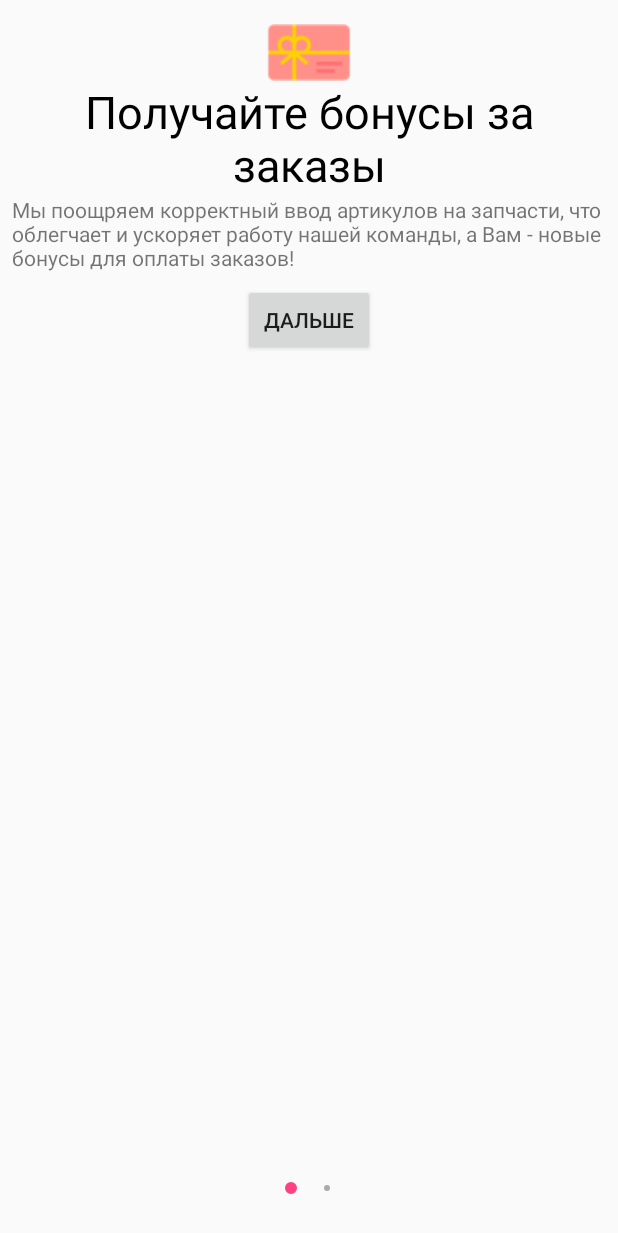
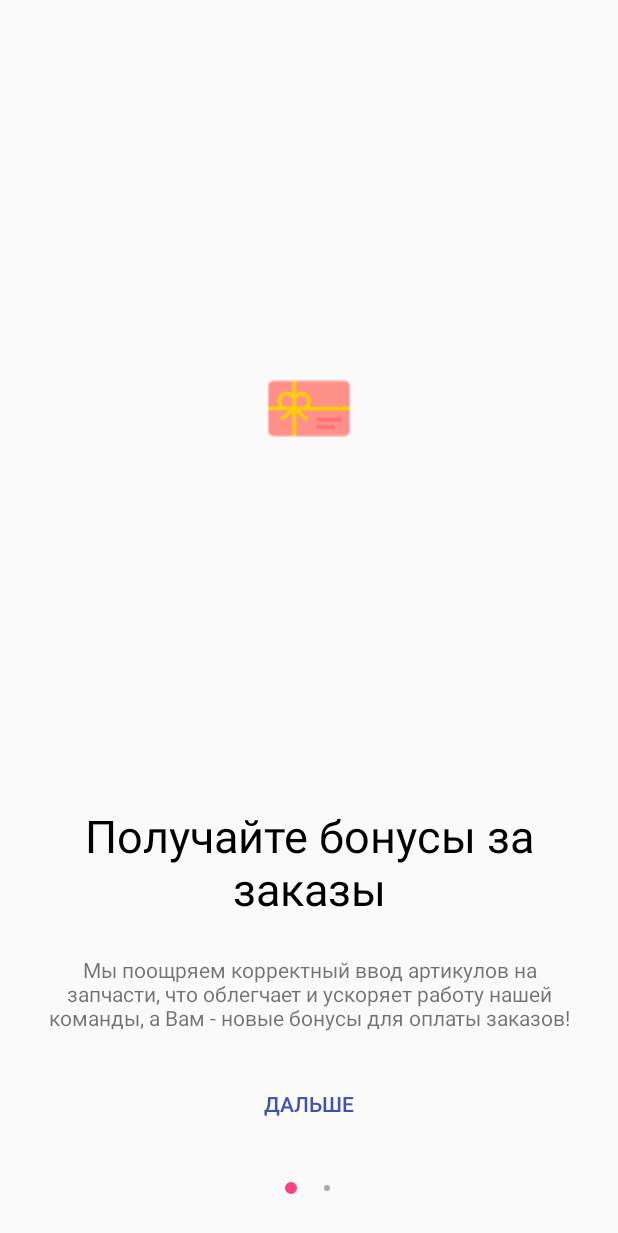
Before and after one commit to whitejoker87/EasyCar, an Android app: the screen it shows after launch (MainActivity), on a phone screen of 412 x 824 dp. Shown: the top 1233 px of the screen. Run offline under Robolectric (Android 15) with nearby library versions, the phone set to English and light mode, and no system bars; our stand-ins replace ButterKnife.

Commit message:
Экран обучения. Настройка кнопки.Все остальное готово.

```diff
--- a/app/src/main/java/ru/orehovai/easycar/ui/MainActivity.java
+++ b/app/src/main/java/ru/orehovai/easycar/ui/MainActivity.java
@@ -1,6 +1,7 @@
 package ru.orehovai.easycar.ui;
 
 import android.arch.lifecycle.ViewModelProviders;
+import android.content.SharedPreferences;
 import android.support.v4.app.Fragment;
 import android.support.v4.app.FragmentTransaction;
 import android.support.v7.app.AppCompatActivity;
@@ -16,6 +17,12 @@ import ru.orehovai.easycar.viewmodel.TrainingViewModel;
 public class MainActivity extends AppCompatActivity {
 
     TrainingViewModel model;
+    TrainingFragment trainingFragment;
+    LoginFragment loginFragment;
+
+    private boolean isFirstLaunch;
+    private SharedPreferences sPref;
+    private static final String FIRST_LAUNCH_FLAG = "firstLaunch";
 
     @Override
     protected void onCreate(Bundle savedInstanceState) {
@@ -34,7 +41,7 @@ public class MainActivity extends AppCompatActivity {
         slides.add(firstSlide);
 
         TrainingSlide secondSlide = new TrainingSlide();
-        secondSlide.setIvTrainingID(R.drawable.giftcard);
+        secondSlide.setIvTrainingID(R.drawable.people);
         secondSlide.setTvTitleTraining("Делитесь с друзьями");
         secondSlide.setTvDescrTraining("Ваш знакомый или друг пользуется этим приложением? " +
                 "спроситеу него промокод, " +
@@ -48,14 +55,34 @@ public class MainActivity extends AppCompatActivity {
 
         setContentView(R.layout.activity_main);
 
-        TrainingFragment trainingFragment = new TrainingFragment();
-        LoginFragment fragment = new LoginFragment();
-        setFragment(trainingFragment);
+        loginFragment = new LoginFragment();
+
+        sPref = getSharedPreferences("loginSavedData", MODE_PRIVATE);
+        saveLaunchFlag(true);//для отладки первого запуска
+        isFirstLaunch = sPref.getBoolean(FIRST_LAUNCH_FLAG, true);
+        if(isFirstLaunch){
+            trainingFragment = new TrainingFragment();
+            setFragment(trainingFragment);
+        } else setFragment(loginFragment);
     }
 
-    private void setFragment(Fragment fragment){
+    public void setFragment(Fragment fragment){
         FragmentTransaction transaction = getSupportFragmentManager().beginTransaction();
         transaction.replace(R.id.container_login, fragment);
         transaction.commit();
     }
+    public void setFragment() {
+        setFragment(loginFragment);
+    }
+
+    public void saveLaunchFlag(){
+        SharedPreferences.Editor editor = sPref.edit();
+        editor.putBoolean(FIRST_LAUNCH_FLAG, false);
+        editor.apply();
+    }
+    public void saveLaunchFlag(boolean reset){//для отладки первого запуска
+        SharedPreferences.Editor editor = sPref.edit();
+        editor.putBoolean(FIRST_LAUNCH_FLAG, reset);
+        editor.apply();
+    }
 }
--- a/app/src/main/java/ru/orehovai/easycar/ui/TrainingFragment.java
+++ b/app/src/main/java/ru/orehovai/easycar/ui/TrainingFragment.java
@@ -10,13 +10,18 @@ import android.support.annotation.NonNull;
 import android.support.annotation.Nullable;
 import android.support.design.widget.TabLayout;
 import android.support.v4.app.Fragment;
+import android.support.v4.view.GestureDetectorCompat;
 import android.support.v4.view.ViewPager;
+import android.util.Log;
+import android.view.GestureDetector;
 import android.view.LayoutInflater;
+import android.view.MotionEvent;
 import android.view.View;
 import android.view.ViewGroup;
 import android.widget.Toast;
 
 import java.util.List;
+import java.util.Objects;
 
 import butterknife.BindView;
 import butterknife.ButterKnife;
@@ -53,7 +58,12 @@ public class TrainingFragment extends Fragment {
     @BindView(R.id.tabDots)
     TabLayout tabLayout;
 
+
     private Unbinder unbinder;
+
+    public static String LOG_TAG = "my_log";
+
+    //private GestureDetector tapGestureDetector;
 
     //private OnFragmentInteractionListener mListener;
 
@@ -106,6 +116,8 @@ public class TrainingFragment extends Fragment {
             mParam1 = getArguments().getString(ARG_PARAM1);
             mParam2 = getArguments().getString(ARG_PARAM2);
         }
+
+
     }
 
     @Override
@@ -161,8 +173,6 @@ public class TrainingFragment extends Fragment {
     @Override
     public void onViewCreated(@NonNull View view, @Nullable Bundle savedInstanceState) {
         super.onViewCreated(view, savedInstanceState);
-        //mImageViewPager = (ViewPager) view.findViewById(R.id.pager);
-        //TabLayout tabLayout = (TabLayout) view.findViewById(R.id.tabDots);
         tabLayout.setupWithViewPager(mImageViewPager, true);
     }
 
@@ -173,11 +183,13 @@ public class TrainingFragment extends Fragment {
     }
 
     public void nextSlide() {
-        if(mImageViewPager.getCurrentItem() < model.getListSlides().getValue().size()) {
-            mImageViewPager.setCurrentItem(mImageViewPager.getCurrentItem() + 1);
-        } else if (mImageViewPager.getCurrentItem() == model.getListSlides().getValue().size())
-            Toast.makeText(getActivity(), "переход на другой фрагмент", Toast.LENGTH_LONG).show();
+        Log.d(LOG_TAG, mImageViewPager.getCurrentItem() + "  " + Objects.requireNonNull(model.getListSlides().getValue()).size());
+        if(mImageViewPager.getCurrentItem() < model.getListSlides().getValue().size() - 1) {
+            mImageViewPager.setCurrentItem(mImageViewPager.getCurrentItem() + 1,  true);
+        }
+        else {
+            ((MainActivity)Objects.requireNonNull(getActivity())).saveLaunchFlag();
+            ((MainActivity)Objects.requireNonNull(getActivity())).setFragment();
+        }
     }
-
-
 }
--- a/app/src/main/java/ru/orehovai/easycar/ui/TrainingViewPagerAdapter.java
+++ b/app/src/main/java/ru/orehovai/easycar/ui/TrainingViewPagerAdapter.java
@@ -10,7 +10,6 @@ import android.view.ViewGroup;
 import android.widget.Button;
 import android.widget.ImageView;
 import android.widget.TextView;
-import android.widget.Toast;
 
 import java.util.List;
 
--- a/app/src/main/res/layout/slide_details.xml
+++ b/app/src/main/res/layout/slide_details.xml
@@ -13,46 +13,53 @@
         android:layout_marginStart="8dp"
         android:layout_marginTop="8dp"
         android:layout_marginEnd="8dp"
+        android:layout_marginBottom="8dp"
         android:src="@drawable/giftcard"
+        app:layout_constraintBottom_toTopOf="@+id/tv_slide_title"
         app:layout_constraintEnd_toEndOf="parent"
         app:layout_constraintStart_toStartOf="parent"
         app:layout_constraintTop_toTopOf="parent" />
 
     <TextView
         android:id="@+id/tv_slide_title"
-        android:layout_width="wrap_content"
+        android:layout_width="0dp"
         android:layout_height="wrap_content"
-        android:layout_marginStart="8dp"
-        android:layout_marginEnd="8dp"
+        android:layout_marginStart="24dp"
+        android:layout_marginEnd="24dp"
+        android:layout_marginBottom="24dp"
         android:text="Получайте бонусы за заказы"
         android:textAlignment="center"
         android:textColor="@android:color/background_dark"
         android:textSize="30sp"
+        app:layout_constraintBottom_toTopOf="@+id/tv_slide_descr"
         app:layout_constraintEnd_toEndOf="parent"
-        app:layout_constraintStart_toStartOf="parent"
-        app:layout_constraintTop_toBottomOf="@+id/iv_slide" />
+        app:layout_constraintStart_toStartOf="parent" />
 
     <TextView
         android:id="@+id/tv_slide_descr"
-        android:layout_width="wrap_content"
+        android:layout_width="0dp"
         android:layout_height="wrap_content"
-        android:layout_marginStart="8dp"
-        android:layout_marginEnd="8dp"
+        android:layout_marginStart="24dp"
+        android:layout_marginEnd="24dp"
+        android:layout_marginBottom="24dp"
         android:text="TextView"
+        android:textAlignment="center"
+        app:layout_constraintBottom_toTopOf="@+id/btn_slide"
         app:layout_constraintEnd_toEndOf="parent"
-        app:layout_constraintStart_toStartOf="parent"
-        app:layout_constraintTop_toBottomOf="@+id/tv_slide_title" />
+        app:layout_constraintStart_toStartOf="parent" />
 
     <Button
         android:id="@+id/btn_slide"
-        android:layout_width="wrap_content"
+        style="@style/Widget.AppCompat.Button.Borderless.Colored"
+        android:layout_width="0dp"
         android:layout_height="wrap_content"
-        android:layout_marginStart="8dp"
-        android:layout_marginTop="8dp"
-        android:layout_marginEnd="8dp"
+        android:layout_marginStart="16dp"
+        android:layout_marginEnd="16dp"
         android:text="Button"
+        android:textColor="@color/colorPrimary"
+        android:textColorLink="@color/colorPrimary"
+        app:layout_constraintBottom_toBottomOf="parent"
         app:layout_constraintEnd_toEndOf="parent"
-        app:layout_constraintStart_toStartOf="parent"
-        app:layout_constraintTop_toBottomOf="@+id/tv_slide_descr" />
+        app:layout_constraintStart_toStartOf="parent" />
 
 </android.support.constraint.ConstraintLayout>
--- a/app/src/main/res/values/colors.xml
+++ b/app/src/main/res/values/colors.xml
@@ -1,6 +1,6 @@
 <?xml version="1.0" encoding="utf-8"?>
 <resources>
-    <color name="colorPrimary">#3F51B5</color>
+    <color name="colorPrimary">#3f51b5</color>
     <color name="colorPrimaryDark">#303F9F</color>
     <color name="colorAccent">#FF4081</color>
 </resources>
```
